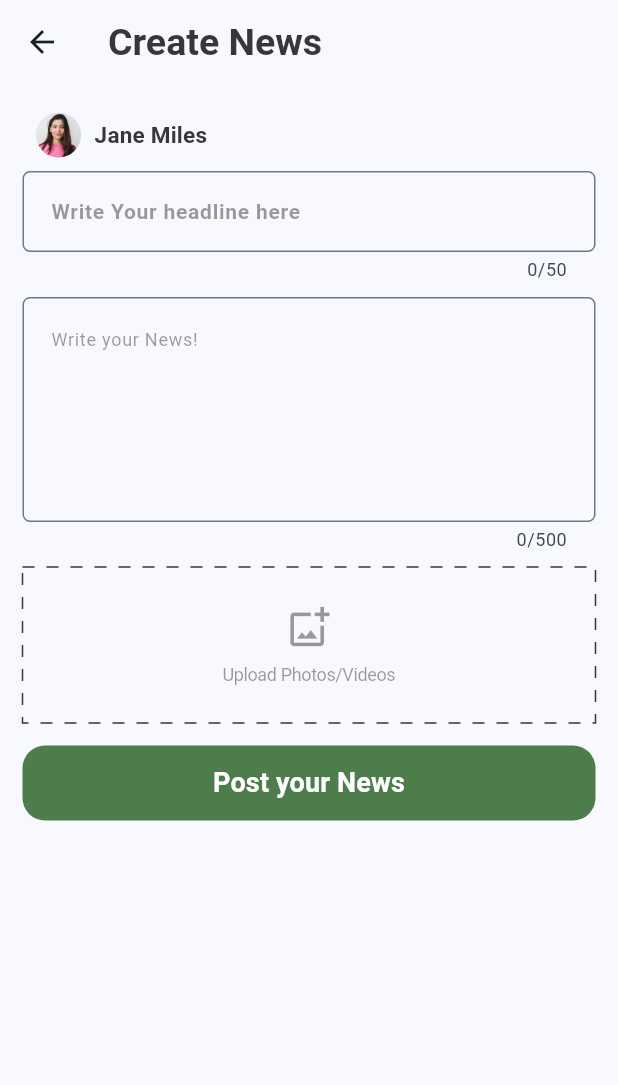
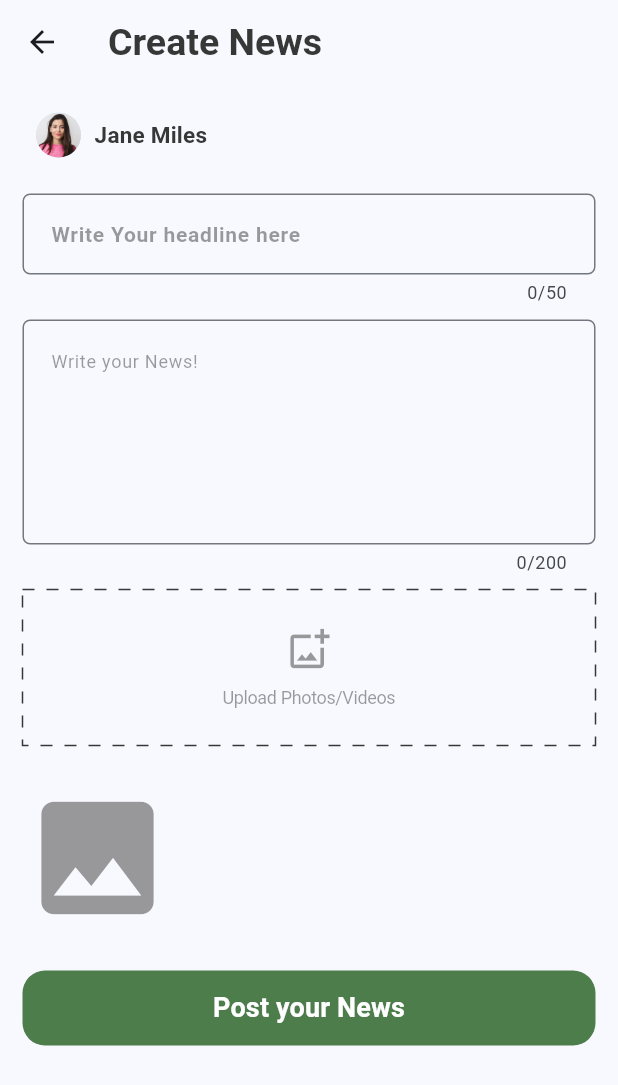
Before and after one commit to BhanuHasaranga/AgroConnect, a Flutter app: the CreateNews screen opened directly, on a phone screen of 412 x 824 dp. Shown: the top 1085 px of the screen. Run offline on Flutter 3.47's test engine with Material 3 defaults, Android fonts, the light colour scheme and no system bars; drawn by our look-alikes of dotted_border; our stand-ins replace image_picker; Roboto replaces fonts that are missing (Poppins).

Commit message:
image picking feature

```diff
--- a/lib/screens/create_news_screen.dart
+++ b/lib/screens/create_news_screen.dart
@@ -1,5 +1,11 @@
+import 'dart:io';
+
 import 'package:dotted_border/dotted_border.dart';
 import 'package:flutter/material.dart';
+import 'package:image_picker/image_picker.dart';
+
+import '../widgets/imagePicker.dart';
+// import 'package:image_picker/image_picker.dart';
 
 class CreateNews extends StatefulWidget {
   const CreateNews({Key? key}) : super(key: key);
@@ -11,6 +17,7 @@ class CreateNews extends StatefulWidget {
 class _CreateNewsState extends State<CreateNews> {
   String headline = "";
   String news = "";
+  XFile? image_0;
 
   @override
   Widget build(BuildContext context) {
@@ -55,6 +62,9 @@ class _CreateNewsState extends State<CreateNews> {
                 ),
               ],
             ),
+            const SizedBox(
+              height: 15,
+            ),
             // Text(
             //   headline,
             //   style: const TextStyle(
@@ -87,7 +97,7 @@ class _CreateNewsState extends State<CreateNews> {
               height: 10,
             ),
             TextField(
-              maxLength: 500,
+              maxLength: 200,
               maxLines: 5,
               // minLines: 1,
               onSubmitted: (String str) {
@@ -116,11 +126,20 @@ class _CreateNewsState extends State<CreateNews> {
             DottedBorder(
               // strokeWidth: 1,
               dashPattern: [8, 8],
-              radius: Radius.circular(5),
-              color: Color(0xFF373737),
+              radius: const Radius.circular(5),
+              color: const Color(0xFF373737),
+              child: GestureDetector(
+                onTap: () {
+                  CustomImagePicker.showImagePickerDialog(context,
+                      (XFile? image) {
+                    setState(() {
+                      image_0 = image;
+                    });
+                  });
+                },
                 child: Container(
                   height: 100,
-                child: Center(
+                  child: const Center(
                     child: Column(
                       mainAxisAlignment: MainAxisAlignment.center,
                       children: [
@@ -148,8 +167,28 @@ class _CreateNewsState extends State<CreateNews> {
                   ),
                 ),
               ),
+            ),
             const SizedBox(
-              height: 15,
+              height: 25,
+            ),
+            Row(
+              children: [
+                image_0 == null
+                    ? const Icon(
+                        Icons.image,
+                        color: Color(0x7F373737),
+                        size: 100,
+                      )
+                    : Image.file(
+                        File(image_0!.path),
+                        width: 75,
+                        height: 75,
+                        fit: BoxFit.fill,
+                      ),
+              ],
+            ),
+            const SizedBox(
+              height: 25,
             ),
             Row(
               children: [
@@ -188,3 +227,14 @@ class _CreateNewsState extends State<CreateNews> {
     );
   }
 }
+
+// Future selectImage() {
+//   return showDialog(
+//     context: context,
+//     builder: (BuildContext context) {
+//       return Dialog(
+//         child: Text('hi'),
+//       );
+//     },
+//   );
+// }
--- a/pubspec.yaml
+++ b/pubspec.yaml
@@ -32,6 +32,7 @@ dependencies:
     sdk: flutter
   animated_splash_screen: ^1.3.0
   dotted_border: ^2.1.0
+  image_picker: ^1.0.7
 
 
   # The following adds the Cupertino Icons font to your application.
```
Also changed, not shown: lib/widgets/imagePicker.dart (added, +61 -0 lines), pubspec.lock, 6 other files. Lines whose indentation alone changed are shown as unchanged.
